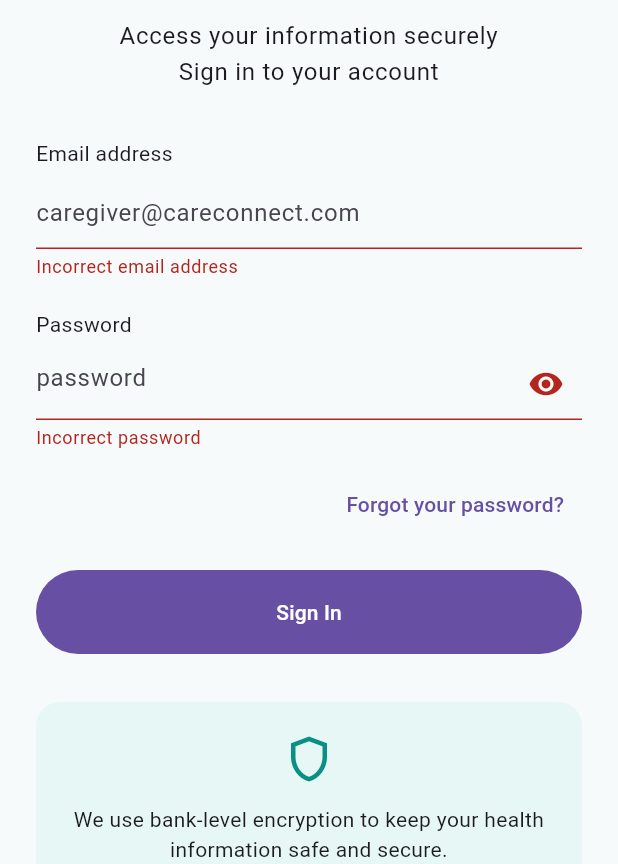
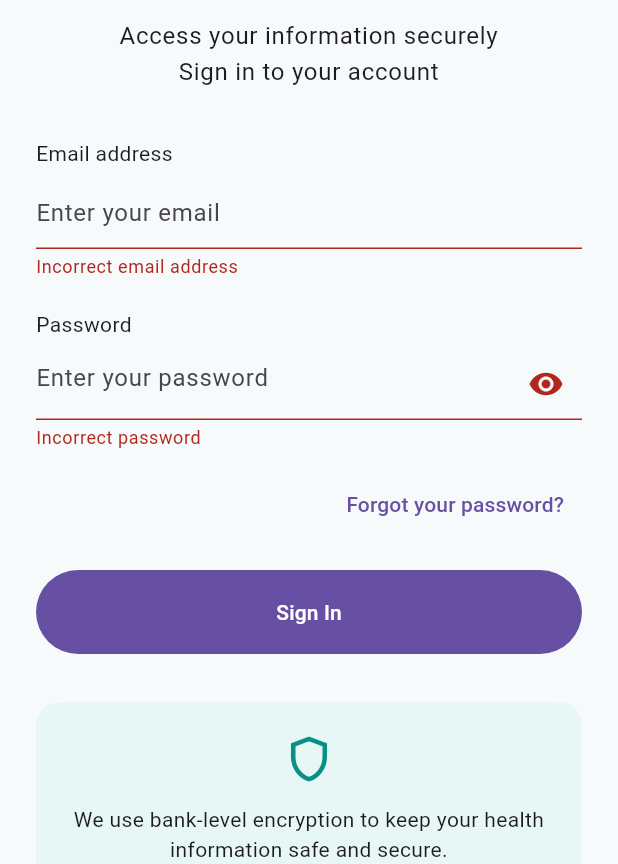
Before and after one commit to SWEN-661-Team-2/team_2_project, a Flutter app: the screen it shows after launch, after a tap on the "settings" icon, after a tap on "Sign In", on a phone screen of 412 x 824 dp, the part 372-1236 px from its top. Run offline on Flutter 3.47's test engine with Material 3 defaults, Android fonts, the phone set to English and light mode, and no system bars; our stand-ins replace image_picker, shared_preferences.

Commit message:
Remove hardcoded demo credentials from login

```diff
--- a/apps/flutter/lib/features/auth/login_screen.dart
+++ b/apps/flutter/lib/features/auth/login_screen.dart
@@ -19,16 +19,13 @@ class _LoginScreenState extends State<LoginScreen> {
   bool _emailError = false;
   bool _passwordError = false;
 
-  static const _validEmail = 'caregiver@careconnect.com';
-  static const _validPassword = 'password';
-
   void _login() {
     final email = _emailController.text.trim();
     final password = _passwordController.text;
 
     setState(() {
-      _emailError = email != _validEmail;
-      _passwordError = password != _validPassword;
+      _emailError = email.isEmpty;
+      _passwordError = password.isEmpty;
     });
 
     if (!_emailError && !_passwordError) {
@@ -88,7 +85,7 @@ class _LoginScreenState extends State<LoginScreen> {
                   }
                 },
                 decoration: InputDecoration(
-                  hintText: 'caregiver@careconnect.com',
+                  hintText: 'Enter your email',
                   errorText: _emailError ? 'Incorrect email address' : null,
                 ),
               ),
@@ -108,7 +105,7 @@ class _LoginScreenState extends State<LoginScreen> {
                   }
                 },
                 decoration: InputDecoration(
-                  hintText: 'password',
+                  hintText: 'Enter your password',
                   errorText: _passwordError ? 'Incorrect password' : null,
                   suffixIcon: IconButton(
                     icon: Icon(
```
